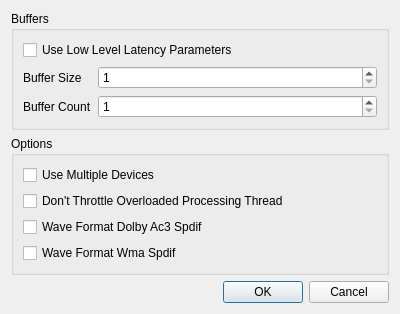
Qt form src/vstboard/views/mmeconfigdialog.ui (rbarreiros/vstboard) before a commit.
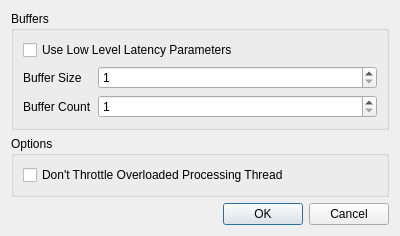
The same form after that commit.

Commit message: fixed actions on midi and audio devices lists

```diff
--- a/src/vstboard/views/mmeconfigdialog.ui
+++ b/src/vstboard/views/mmeconfigdialog.ui
@@ -7,7 +7,7 @@
     <x>0</x>
     <y>0</y>
     <width>400</width>
-    <height>300</height>
+    <height>234</height>
    </rect>
   </property>
   <property name="windowTitle">
@@ -67,13 +67,6 @@
       <string>Options</string>
      </property>
      <layout class="QVBoxLayout" name="verticalLayout">
-      <item>
-       <widget class="QCheckBox" name="UseMultipleDevices">
-        <property name="text">
-         <string>Use Multiple Devices</string>
-        </property>
-       </widget>
-      </item>
       <item>
        <widget class="QCheckBox" name="DontThrottleOverloadedProcessingThread">
         <property name="text">
@@ -81,20 +74,6 @@
         </property>
        </widget>
       </item>
-      <item>
-       <widget class="QCheckBox" name="WaveFormatDolbyAc3Spdif">
-        <property name="text">
-         <string>Wave Format Dolby Ac3 Spdif</string>
-        </property>
-       </widget>
-      </item>
-      <item>
-       <widget class="QCheckBox" name="WaveFormatWmaSpdif">
-        <property name="text">
-         <string>Wave Format Wma Spdif</string>
-        </property>
-       </widget>
-      </item>
      </layout>
     </widget>
    </item>
```
The commit also changes 10 other files.
